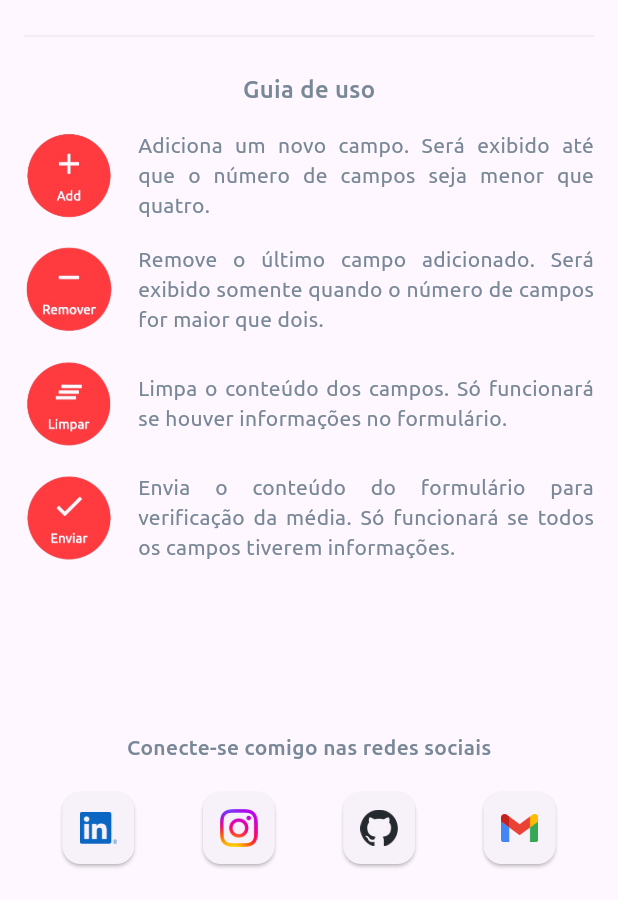
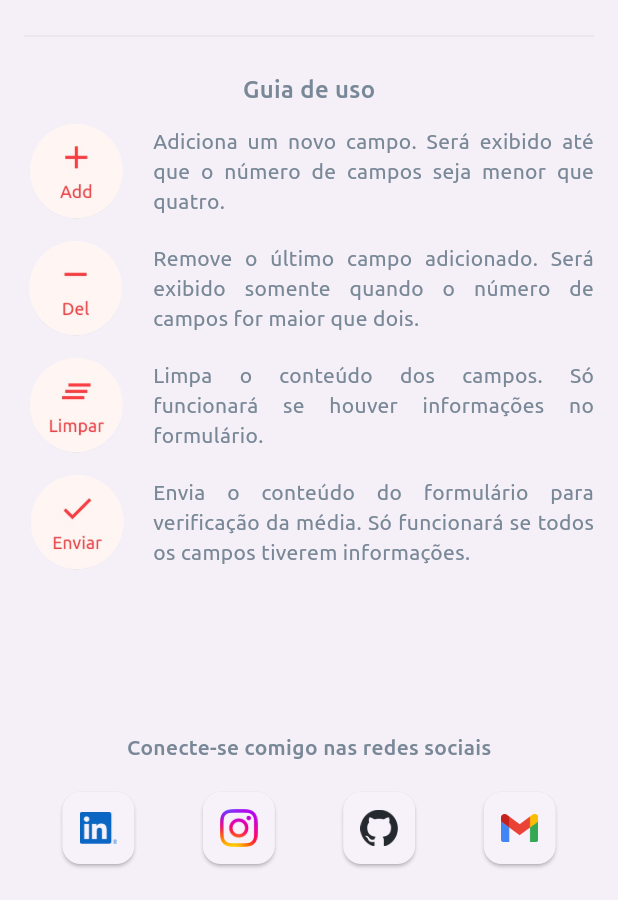
Before and after one commit to Everaldo-Martins/passei, a Flutter app: the screen it shows after launch, tab 2 chosen, after a tap on the "help" icon, on a phone screen of 412 x 824 dp, the part 336-1236 px from its top. Run offline on Flutter 3.47's test engine with Material 3 defaults, Android fonts, the phone set to English and light mode, and no system bars; our stand-ins replace flutter_svg; project files that could hold a hidden picture were left out.

Commit message:
Modificação do estilo dos botões

```diff
--- a/lib/screens/about_page.dart
+++ b/lib/screens/about_page.dart
@@ -46,7 +46,9 @@ class About extends StatelessWidget {
           ),
         ),
       ),
-      body: Column(
+      body: Container(
+        color: const Color(0x11798897),
+        child: Column(
           children: [
             Expanded(
               child: SingleChildScrollView(
@@ -89,12 +91,12 @@ class About extends StatelessWidget {
                         ),
                       ],
                     ),
-                  const SizedBox(height: 16),
+                    const SizedBox(height: 8),
                     Row(
                       children: [
                         Image.asset(
                           'assets/images/add.png',
-                        height: 60,
+                          height: 70,
                         ),
                         const SizedBox(width: 16),
                         const Flexible(
@@ -111,12 +113,12 @@ class About extends StatelessWidget {
                         ),
                       ],
                     ),
-                  const SizedBox(height: 16),
+                    const SizedBox(height: 8),
                     Row(
                       children: [
                         Image.asset(
                           'assets/images/remove.png',
-                        height: 60,
+                          height: 70,
                         ),
                         const SizedBox(width: 16),
                         const Flexible(
@@ -133,12 +135,12 @@ class About extends StatelessWidget {
                         ),
                       ],
                     ),
-                  const SizedBox(height: 16),
+                    const SizedBox(height: 8),
                     Row(
                       children: [
                         Image.asset(
                           'assets/images/clear.png',
-                        height: 60,
+                          height: 70,
                         ),
                         const SizedBox(width: 16),
                         const Flexible(
@@ -155,12 +157,12 @@ class About extends StatelessWidget {
                         ),
                       ],
                     ),
-                  const SizedBox(height: 16),
+                    const SizedBox(height: 8),
                     Row(
                       children: [
                         Image.asset(
                           'assets/images/send.png',
-                        height: 60,
+                          height: 70,
                         ),
                         const SizedBox(width: 16),
                         const Flexible(
@@ -245,6 +247,7 @@ class About extends StatelessWidget {
             const SizedBox(height: 20),
           ],
         ),
+      ),
     );
   }
 }
--- a/lib/screens/arithmetic_average_screen.dart
+++ b/lib/screens/arithmetic_average_screen.dart
@@ -5,7 +5,8 @@ class ArithmeticAverageScreen extends StatefulWidget {
 
   @override
   // ignore: library_private_types_in_public_api
-  _ArithmeticAverageScreenState createState() => _ArithmeticAverageScreenState();
+  _ArithmeticAverageScreenState createState() =>
+      _ArithmeticAverageScreenState();
 }
 
 class _ArithmeticAverageScreenState extends State<ArithmeticAverageScreen> {
@@ -253,9 +254,11 @@ class _ArithmeticAverageScreenState extends State<ArithmeticAverageScreen> {
                 ElevatedButton(
                   onPressed: addNota,
                   style: ElevatedButton.styleFrom(
-                    backgroundColor: const Color(0xFFFF3B3F),
-                    foregroundColor: const Color(0xFFFFF6F4),
-                    elevation: 6,
+                    backgroundColor: const Color(0xFFFFF6F4),
+                    foregroundColor: const Color(0xFFFF3B3F),
+                    disabledBackgroundColor: const Color(0x66FFF6F4),
+                    disabledForegroundColor: const Color(0x66FF3B3F),
+                    elevation: 8,
                     padding: const EdgeInsets.symmetric(
                       vertical: 10,
                       horizontal: 12,
@@ -266,9 +269,9 @@ class _ArithmeticAverageScreenState extends State<ArithmeticAverageScreen> {
                     children: [
                       Icon(
                         Icons.add,
-                        size: 26,
+                        size: 28,
                       ),
-                      SizedBox(height: 4),
+                      SizedBox(height: 2),
                       Text(
                         'Add',
                         style: TextStyle(
@@ -285,9 +288,11 @@ class _ArithmeticAverageScreenState extends State<ArithmeticAverageScreen> {
                 ElevatedButton(
                   onPressed: removeNota,
                   style: ElevatedButton.styleFrom(
-                    backgroundColor: const Color(0xFFFF3B3F),
-                    foregroundColor: const Color(0xFFFFF6F4),
-                    elevation: 6,
+                    backgroundColor: const Color(0xFFFFF6F4),
+                    foregroundColor: const Color(0xFFFF3B3F),
+                    disabledBackgroundColor: const Color(0x66FFF6F4),
+                    disabledForegroundColor: const Color(0x66FF3B3F),
+                    elevation: 8,
                     padding: const EdgeInsets.symmetric(
                       vertical: 10,
                       horizontal: 12,
@@ -298,11 +303,11 @@ class _ArithmeticAverageScreenState extends State<ArithmeticAverageScreen> {
                     children: [
                       Icon(
                         Icons.remove,
-                        size: 26,
+                        size: 28,
                       ),
-                      SizedBox(height: 4),
+                      SizedBox(height: 2),
                       Text(
-                        'Remover',
+                        'Del',
                         style: TextStyle(
                             fontFamily: 'Ubuntu',
                             fontSize: 10,
@@ -316,9 +321,11 @@ class _ArithmeticAverageScreenState extends State<ArithmeticAverageScreen> {
               ElevatedButton(
                 onPressed: clearFields,
                 style: ElevatedButton.styleFrom(
-                  backgroundColor: const Color(0xFFFF3B3F),
-                  foregroundColor: const Color(0xFFFFF6F4),
-                  elevation: 6,
+                  backgroundColor: const Color(0xFFFFF6F4),
+                  foregroundColor: const Color(0xFFFF3B3F),
+                  disabledBackgroundColor: const Color(0x66FFF6F4),
+                  disabledForegroundColor: const Color(0x66FF3B3F),
+                  elevation: 8,
                   padding: const EdgeInsets.symmetric(
                     vertical: 10,
                     horizontal: 12,
@@ -329,9 +336,9 @@ class _ArithmeticAverageScreenState extends State<ArithmeticAverageScreen> {
                   children: [
                     Icon(
                       Icons.clear_all,
-                      size: 26,
+                      size: 28,
                     ),
-                    SizedBox(height: 4),
+                    SizedBox(height: 2),
                     Text(
                       'Limpar',
                       style: TextStyle(
@@ -349,11 +356,11 @@ class _ArithmeticAverageScreenState extends State<ArithmeticAverageScreen> {
                   return ElevatedButton(
                     onPressed: value ? calculateMedia : null,
                     style: ElevatedButton.styleFrom(
-                      backgroundColor: const Color(0xFFFF3B3F),
-                      foregroundColor: const Color(0xFFFFF6F4),
-                      disabledBackgroundColor: const Color(0x66FF3B3F),
-                      disabledForegroundColor: const Color(0x66FFF6F4),
-                      elevation: 6,
+                      backgroundColor: const Color(0xFFFFF6F4),
+                      foregroundColor: const Color(0xFFFF3B3F),
+                      disabledBackgroundColor: const Color(0x66FFF6F4),
+                      disabledForegroundColor: const Color(0x66FF3B3F),
+                      elevation: 8,
                       padding: const EdgeInsets.symmetric(
                         vertical: 10,
                         horizontal: 12,
@@ -364,9 +371,9 @@ class _ArithmeticAverageScreenState extends State<ArithmeticAverageScreen> {
                       children: [
                         Icon(
                           Icons.check,
-                          size: 26,
+                          size: 28,
                         ),
-                        SizedBox(height: 4),
+                        SizedBox(height: 2),
                         Text(
                           'Enviar',
                           style: TextStyle(
--- a/lib/screens/check_final_screen.dart
+++ b/lib/screens/check_final_screen.dart
@@ -222,9 +222,11 @@ class _CheckFinalScreenState extends State<CheckFinalScreen> {
               ElevatedButton(
                 onPressed: clearFields,
                 style: ElevatedButton.styleFrom(
-                  backgroundColor: const Color(0xFFFF3B3F),
-                  foregroundColor: const Color(0xFFFFF6F4),
-                  elevation: 6,
+                  backgroundColor: const Color(0xFFFFF6F4),
+                  foregroundColor: const Color(0xFFFF3B3F),
+                  disabledBackgroundColor: const Color(0x66FFF6F4),
+                  disabledForegroundColor: const Color(0x66FF3B3F),
+                  elevation: 8,
                   padding: const EdgeInsets.symmetric(
                     vertical: 10,
                     horizontal: 12,
@@ -235,9 +237,9 @@ class _CheckFinalScreenState extends State<CheckFinalScreen> {
                   children: [
                     Icon(
                       Icons.clear_all,
-                      size: 26,
+                      size: 28,
                     ),
-                    SizedBox(height: 4),
+                    SizedBox(height: 2),
                     Text(
                       'Limpar',
                       style: TextStyle(
@@ -255,11 +257,11 @@ class _CheckFinalScreenState extends State<CheckFinalScreen> {
                   return ElevatedButton(
                     onPressed: value ? verifyFinal : null,
                     style: ElevatedButton.styleFrom(
-                      backgroundColor: const Color(0xFFFF3B3F),
-                      foregroundColor: const Color(0xFFFFF6F4),
-                      disabledBackgroundColor: const Color(0x66FF3B3F),
-                      disabledForegroundColor: const Color(0x66FFF6F4),
-                      elevation: 6,
+                      backgroundColor: const Color(0xFFFFF6F4),
+                      foregroundColor: const Color(0xFFFF3B3F),
+                      disabledBackgroundColor: const Color(0x66FFF6F4),
+                      disabledForegroundColor: const Color(0x66FF3B3F),
+                      elevation: 8,
                       padding: const EdgeInsets.symmetric(
                         vertical: 10,
                         horizontal: 12,
@@ -270,9 +272,9 @@ class _CheckFinalScreenState extends State<CheckFinalScreen> {
                       children: [
                         Icon(
                           Icons.check,
-                          size: 26,
+                          size: 28,
                         ),
-                        SizedBox(height: 4),
+                        SizedBox(height: 2),
                         Text(
                           'Enviar',
                           style: TextStyle(
--- a/lib/screens/weighted_average_screen.dart
+++ b/lib/screens/weighted_average_screen.dart
@@ -309,9 +309,11 @@ class _WeightedAverageScreenState extends State<WeightedAverageScreen> {
                 ElevatedButton(
                   onPressed: addNota,
                   style: ElevatedButton.styleFrom(
-                    backgroundColor: const Color(0xFFFF3B3F),
-                    foregroundColor: const Color(0xFFFFF6F4),
-                    elevation: 6,
+                    backgroundColor: const Color(0xFFFFF6F4),
+                    foregroundColor: const Color(0xFFFF3B3F),
+                    disabledBackgroundColor: const Color(0x66FFF6F4),
+                    disabledForegroundColor: const Color(0x66FF3B3F),
+                    elevation: 8,
                     padding: const EdgeInsets.symmetric(
                       vertical: 10,
                       horizontal: 12,
@@ -322,9 +324,9 @@ class _WeightedAverageScreenState extends State<WeightedAverageScreen> {
                     children: [
                       Icon(
                         Icons.add,
-                        size: 26,
+                        size: 28,
                       ),
-                      SizedBox(height: 4),
+                      SizedBox(height: 2),
                       Text(
                         'Add',
                         style: TextStyle(
@@ -341,9 +343,11 @@ class _WeightedAverageScreenState extends State<WeightedAverageScreen> {
                 ElevatedButton(
                   onPressed: removeNota,
                   style: ElevatedButton.styleFrom(
-                    backgroundColor: const Color(0xFFFF3B3F),
-                    foregroundColor: const Color(0xFFFFF6F4),
-                    elevation: 6,
+                    backgroundColor: const Color(0xFFFFF6F4),
+                    foregroundColor: const Color(0xFFFF3B3F),
+                    disabledBackgroundColor: const Color(0x66FFF6F4),
+                    disabledForegroundColor: const Color(0x66FF3B3F),
+                    elevation: 8,
                     padding: const EdgeInsets.symmetric(
                       vertical: 10,
                       horizontal: 12,
@@ -354,11 +358,11 @@ class _WeightedAverageScreenState extends State<WeightedAverageScreen> {
                     children: [
                       Icon(
                         Icons.remove,
-                        size: 26,
+                        size: 28,
                       ),
-                      SizedBox(height: 4),
+                      SizedBox(height: 2),
                       Text(
-                        'Remover',
+                        'Del',
                         style: TextStyle(
                             fontFamily: 'Ubuntu',
                             fontSize: 10,
@@ -372,9 +376,11 @@ class _WeightedAverageScreenState extends State<WeightedAverageScreen> {
               ElevatedButton(
                 onPressed: clearFields,
                 style: ElevatedButton.styleFrom(
-                  backgroundColor: const Color(0xFFFF3B3F),
-                  foregroundColor: const Color(0xFFFFF6F4),
-                  elevation: 6,
+                  backgroundColor: const Color(0xFFFFF6F4),
+                  foregroundColor: const Color(0xFFFF3B3F),
+                  disabledBackgroundColor: const Color(0x66FFF6F4),
+                  disabledForegroundColor: const Color(0x66FF3B3F),
+                  elevation: 8,
                   padding: const EdgeInsets.symmetric(
                     vertical: 10,
                     horizontal: 12,
@@ -385,9 +391,9 @@ class _WeightedAverageScreenState extends State<WeightedAverageScreen> {
                   children: [
                     Icon(
                       Icons.clear_all,
-                      size: 26,
+                      size: 28,
                     ),
-                    SizedBox(height: 4),
+                    SizedBox(height: 2),
                     Text(
                       'Limpar',
                       style: TextStyle(
@@ -405,11 +411,11 @@ class _WeightedAverageScreenState extends State<WeightedAverageScreen> {
                   return ElevatedButton(
                     onPressed: value ? calculateMediaPonderada : null,
                     style: ElevatedButton.styleFrom(
-                      backgroundColor: const Color(0xFFFF3B3F),
-                      foregroundColor: const Color(0xFFFFF6F4),
-                      disabledBackgroundColor: const Color(0x66FF3B3F),
-                      disabledForegroundColor: const Color(0x66FFF6F4),
-                      elevation: 6,
+                      backgroundColor: const Color(0xFFFFF6F4),
+                      foregroundColor: const Color(0xFFFF3B3F),
+                      disabledBackgroundColor: const Color(0x66FFF6F4),
+                      disabledForegroundColor: const Color(0x66FF3B3F),
+                      elevation: 8,
                       padding: const EdgeInsets.symmetric(
                         vertical: 10,
                         horizontal: 12,
@@ -420,9 +426,9 @@ class _WeightedAverageScreenState extends State<WeightedAverageScreen> {
                       children: [
                         Icon(
                           Icons.check,
-                          size: 26,
+                          size: 28,
                         ),
-                        SizedBox(height: 4),
+                        SizedBox(height: 2),
                         Text(
                           'Enviar',
                           style: TextStyle(
```
Also changed, not shown: assets/images/add.png, assets/images/clear.png, assets/images/remove.png, assets/images/send.png. Lines whose indentation alone changed are shown as unchanged.
